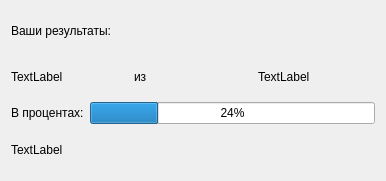
First picture: the form in dialogresults.ui, repository TeddyReady/MathTasksRenderer, before the edit.
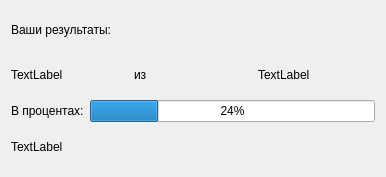
Second picture: the form after the edit.

Patch:
```diff
--- a/dialogresults.ui
+++ b/dialogresults.ui
@@ -7,7 +7,7 @@
     <x>0</x>
     <y>0</y>
     <width>386</width>
-    <height>181</height>
+    <height>177</height>
    </rect>
   </property>
   <property name="windowTitle">
```
